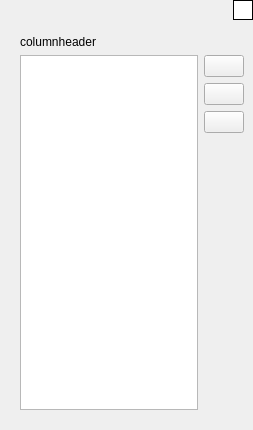
jasp-stats/jasp-desktop, file JASP-Desktop/variableswidget.ui: the form before one commit.
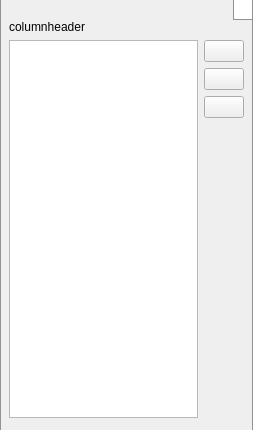
The form after the commit. Icons and pictures are not drawn.

Commit message: variable window layout

What changed in the file:
```diff
--- a/JASP-Desktop/variableswidget.ui
+++ b/JASP-Desktop/variableswidget.ui
@@ -13,13 +13,28 @@
   <property name="windowTitle">
    <string>Form</string>
   </property>
+  <property name="autoFillBackground">
+   <bool>false</bool>
+  </property>
+  <property name="styleSheet">
+   <string notr="true"/>
+  </property>
   <layout class="QVBoxLayout" name="verticalLayout_2">
+   <property name="spacing">
+    <number>0</number>
+   </property>
+   <property name="leftMargin">
+    <number>0</number>
+   </property>
    <property name="topMargin">
     <number>0</number>
    </property>
    <property name="rightMargin">
     <number>0</number>
    </property>
+   <property name="bottomMargin">
+    <number>0</number>
+   </property>
    <item>
     <widget class="QWidget" name="widget" native="true">
      <property name="sizePolicy">
@@ -34,13 +49,30 @@
        <height>20</height>
       </size>
      </property>
-     <layout class="QGridLayout" name="gridLayout_2">
+     <property name="styleSheet">
+      <string notr="true">#widget {
+border-top: 0px solid #929292;
+border-left: 1px solid #929292;
+border-right: 1px solid #929292;
+border-bottom: 0px;
+}</string>
+     </property>
+     <layout class="QGridLayout" name="gridLayout_2" rowstretch="0">
+      <property name="sizeConstraint">
+       <enum>QLayout::SetMaximumSize</enum>
+      </property>
+      <property name="leftMargin">
+       <number>0</number>
+      </property>
       <property name="topMargin">
        <number>0</number>
       </property>
       <property name="rightMargin">
        <number>0</number>
       </property>
+      <property name="bottomMargin">
+       <number>0</number>
+      </property>
       <item row="0" column="0">
        <spacer name="horizontalSpacer">
         <property name="orientation">
@@ -84,7 +116,11 @@
          <bool>false</bool>
         </property>
         <property name="styleSheet">
-         <string notr="true">background-color:white;border: 1px solid black;</string>
+         <string notr="true">background-color:white;
+border-top: 0px;
+border-bottom: 1px solid #929292;
+border-left: 1px solid #929292;
+border-right: 1px solid #929292;</string>
         </property>
         <property name="text">
          <string/>
@@ -112,10 +148,21 @@
    </item>
    <item>
     <widget class="QWidget" name="widget_2" native="true">
+     <property name="styleSheet">
+      <string notr="true">#widget_2 {
+border-top: 0px solid #929292;
+border-left: 1px solid #929292;
+border-right: 1px solid #929292;
+border-bottom: 0px solid #929292;
+}</string>
+     </property>
      <layout class="QGridLayout" name="gridLayout">
       <property name="topMargin">
        <number>0</number>
       </property>
+      <property name="bottomMargin">
+       <number>12</number>
+      </property>
       <item row="0" column="0">
        <widget class="QLabel" name="columnheader">
         <property name="text">
```
The commit also changes 1 other file.
